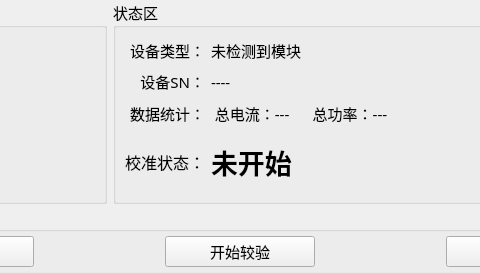
Before: the Qt Designer form PDU-CalibrateTool/home/home_workwid.ui in ChinaClever/PDU-CalibrateTool, drawn with Qt 5; both pictures show x 263 to 743 and y 0 to 274 of the 1006 by 274 pixel window.
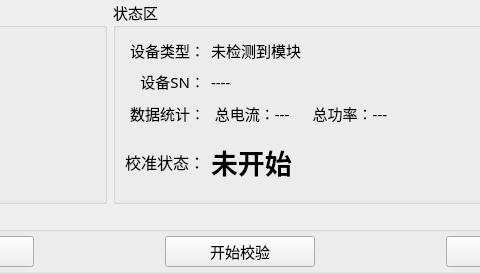
After: the same form once the commit is applied.

The edit to the form file:
```diff
--- a/PDU-CalibrateTool/home/home_workwid.ui
+++ b/PDU-CalibrateTool/home/home_workwid.ui
@@ -368,7 +368,7 @@
          </size>
         </property>
         <property name="text">
-         <string>开始较验</string>
+         <string>开始校验</string>
         </property>
        </widget>
       </item>
```
